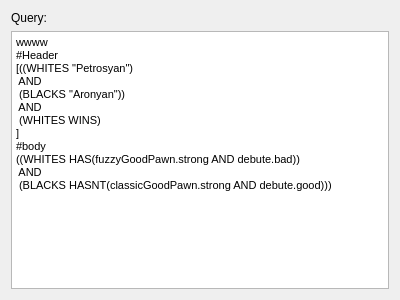
Above: DarkKnight/AdvancedQueryPage.ui from edwardoid/DarkKnight before the change. Below: the same form after it.
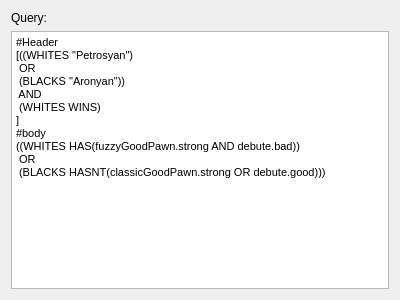
That is the form after the change.

Commit message:
Added controls to main UI, added shortcut for creating query
Fixed default query text
Added CalculationData and QueryResult classes for executing and storing results of queries
Fixed ClassicGoodPawn concept and copy-constructor for CalculationResultTable.

Diff of the .ui file:
```diff
--- a/DarkKnight/AdvancedQueryPage.ui
+++ b/DarkKnight/AdvancedQueryPage.ui
@@ -34,18 +34,17 @@
 &lt;html&gt;&lt;head&gt;&lt;meta name=&quot;qrichtext&quot; content=&quot;1&quot; /&gt;&lt;style type=&quot;text/css&quot;&gt;
 p, li { white-space: pre-wrap; }
 &lt;/style&gt;&lt;/head&gt;&lt;body style=&quot; font-family:'MS Shell Dlg 2'; font-size:8.25pt; font-weight:400; font-style:normal;&quot;&gt;
-&lt;p style=&quot; margin-top:0px; margin-bottom:0px; margin-left:0px; margin-right:0px; -qt-block-indent:0; text-indent:0px;&quot;&gt;&lt;span style=&quot; font-size:8pt;&quot;&gt;wwww&lt;/span&gt;&lt;/p&gt;
 &lt;p style=&quot; margin-top:0px; margin-bottom:0px; margin-left:0px; margin-right:0px; -qt-block-indent:0; text-indent:0px;&quot;&gt;&lt;span style=&quot; font-size:8pt;&quot;&gt;#Header&lt;/span&gt;&lt;/p&gt;
 &lt;p style=&quot; margin-top:0px; margin-bottom:0px; margin-left:0px; margin-right:0px; -qt-block-indent:0; text-indent:0px;&quot;&gt;&lt;span style=&quot; font-size:8pt;&quot;&gt;[((WHITES &amp;quot;Petrosyan&amp;quot;)&lt;/span&gt;&lt;/p&gt;
-&lt;p style=&quot; margin-top:0px; margin-bottom:0px; margin-left:0px; margin-right:0px; -qt-block-indent:0; text-indent:0px;&quot;&gt;&lt;span style=&quot; font-size:8pt;&quot;&gt; AND&lt;/span&gt;&lt;/p&gt;
+&lt;p style=&quot; margin-top:0px; margin-bottom:0px; margin-left:0px; margin-right:0px; -qt-block-indent:0; text-indent:0px;&quot;&gt;&lt;span style=&quot; font-size:8pt;&quot;&gt; OR&lt;/span&gt;&lt;/p&gt;
 &lt;p style=&quot; margin-top:0px; margin-bottom:0px; margin-left:0px; margin-right:0px; -qt-block-indent:0; text-indent:0px;&quot;&gt;&lt;span style=&quot; font-size:8pt;&quot;&gt; (BLACKS &amp;quot;Aronyan&amp;quot;))&lt;/span&gt;&lt;/p&gt;
 &lt;p style=&quot; margin-top:0px; margin-bottom:0px; margin-left:0px; margin-right:0px; -qt-block-indent:0; text-indent:0px;&quot;&gt;&lt;span style=&quot; font-size:8pt;&quot;&gt; AND&lt;/span&gt;&lt;/p&gt;
 &lt;p style=&quot; margin-top:0px; margin-bottom:0px; margin-left:0px; margin-right:0px; -qt-block-indent:0; text-indent:0px;&quot;&gt;&lt;span style=&quot; font-size:8pt;&quot;&gt; (WHITES WINS)&lt;/span&gt;&lt;/p&gt;
 &lt;p style=&quot; margin-top:0px; margin-bottom:0px; margin-left:0px; margin-right:0px; -qt-block-indent:0; text-indent:0px;&quot;&gt;&lt;span style=&quot; font-size:8pt;&quot;&gt;]&lt;/span&gt;&lt;/p&gt;
 &lt;p style=&quot; margin-top:0px; margin-bottom:0px; margin-left:0px; margin-right:0px; -qt-block-indent:0; text-indent:0px;&quot;&gt;&lt;span style=&quot; font-size:8pt;&quot;&gt;#body&lt;/span&gt;&lt;/p&gt;
 &lt;p style=&quot; margin-top:0px; margin-bottom:0px; margin-left:0px; margin-right:0px; -qt-block-indent:0; text-indent:0px;&quot;&gt;&lt;span style=&quot; font-size:8pt;&quot;&gt;((WHITES HAS(fuzzyGoodPawn.strong AND debute.bad))&lt;/span&gt;&lt;/p&gt;
-&lt;p style=&quot; margin-top:0px; margin-bottom:0px; margin-left:0px; margin-right:0px; -qt-block-indent:0; text-indent:0px;&quot;&gt;&lt;span style=&quot; font-size:8pt;&quot;&gt; AND&lt;/span&gt;&lt;/p&gt;
-&lt;p style=&quot; margin-top:0px; margin-bottom:0px; margin-left:0px; margin-right:0px; -qt-block-indent:0; text-indent:0px;&quot;&gt;&lt;span style=&quot; font-size:8pt;&quot;&gt; (BLACKS HASNT(classicGoodPawn.strong AND debute.good)))&lt;/span&gt;&lt;/p&gt;
+&lt;p style=&quot; margin-top:0px; margin-bottom:0px; margin-left:0px; margin-right:0px; -qt-block-indent:0; text-indent:0px;&quot;&gt;&lt;span style=&quot; font-size:8pt;&quot;&gt; OR&lt;/span&gt;&lt;/p&gt;
+&lt;p style=&quot; margin-top:0px; margin-bottom:0px; margin-left:0px; margin-right:0px; -qt-block-indent:0; text-indent:0px;&quot;&gt;&lt;span style=&quot; font-size:8pt;&quot;&gt; (BLACKS HASNT(classicGoodPawn.strong OR debute.good)))&lt;/span&gt;&lt;/p&gt;
 &lt;p style=&quot;-qt-paragraph-type:empty; margin-top:0px; margin-bottom:0px; margin-left:0px; margin-right:0px; -qt-block-indent:0; text-indent:0px; font-size:8pt;&quot;&gt;&lt;/p&gt;&lt;/body&gt;&lt;/html&gt;</string>
      </property>
     </widget>
```
The commit also changes 21 other files.
